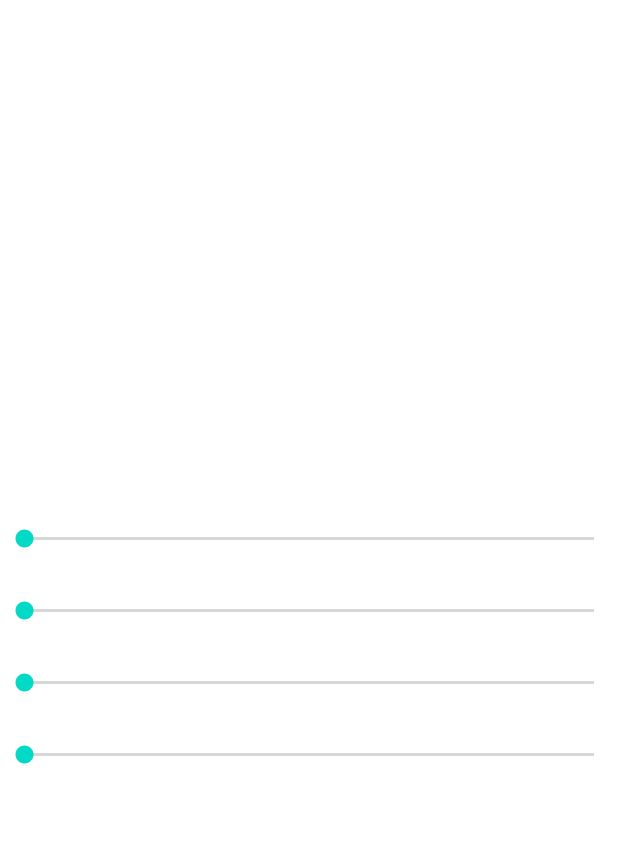
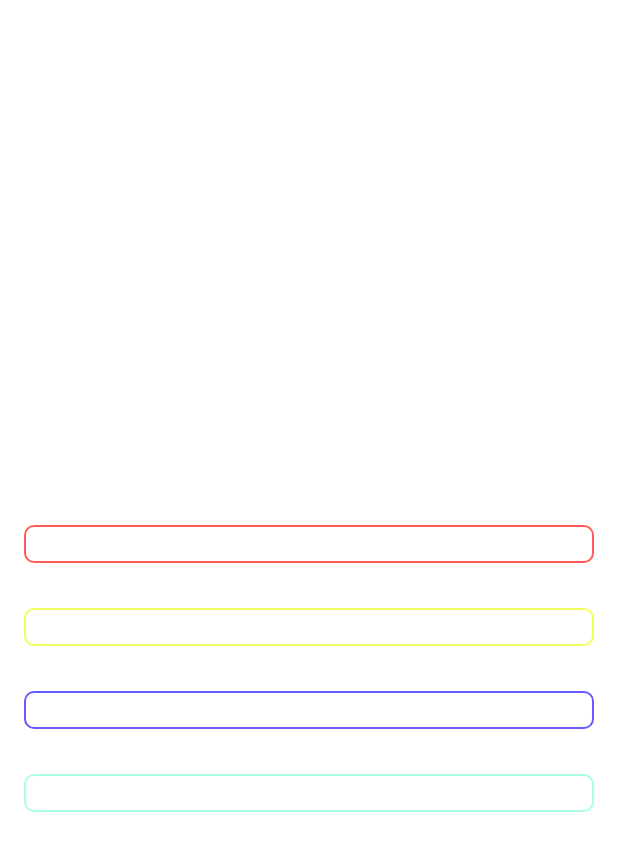
Before and after one commit to BalitskyIvan/Yourdays, an Android app: the layout activity_main.xml on its own in the app's theme, with its tools: preview values and no code run, on a phone screen of 412 x 824 dp. Shown: the top 851 px of the screen. Run offline under Robolectric (Android 15) with nearby library versions, the phone set to English and light mode, and no system bars.

Commit message:
add custom seekbar emotions

```diff
--- a/app/src/main/AndroidManifest.xml
+++ b/app/src/main/AndroidManifest.xml
@@ -14,7 +14,6 @@
         tools:targetApi="31">
         <activity
             android:name=".MainActivity"
-            android:theme="@style/AppTheme.NoActionBar"
             android:exported="true">
             <intent-filter>
                 <action android:name="android.intent.action.MAIN" />
--- /dev/null
+++ b/app/src/main/res/drawable/seekbar_emotion_anxiety_progress.xml
@@ -0,0 +1,17 @@
+<?xml version="1.0" encoding="utf-8"?>
+<layer-list xmlns:android="http://schemas.android.com/apk/res/android">
+
+    <item android:id="@android:id/secondaryProgress">
+        <scale android:scaleWidth="100%">
+            <shape>
+                <corners android:radius="6dp" />
+                <size android:height="25dp" />
+                <gradient
+                    android:centerColor="@color/anxiety"
+                    android:endColor="@android:color/transparent"
+                    android:startColor="@color/anxiety" />
+            </shape>
+        </scale>
+    </item>
+
+</layer-list>
--- /dev/null
+++ b/app/src/main/res/drawable/seekbar_emotion_anxiety_style.xml
@@ -0,0 +1,16 @@
+<?xml version="1.0" encoding="utf-8"?>
+<layer-list xmlns:android="http://schemas.android.com/apk/res/android">
+    <item android:id="@android:id/progress">
+
+        <clip android:drawable="@drawable/seekbar_emotion_anxiety_progress" />
+
+    </item>
+    <item android:id="@android:id/background">
+        <shape android:shape="rectangle">
+            <stroke
+                android:width="1dp"
+                android:color="@color/anxiety_20_alpha" />
+            <corners android:radius="6dp" />
+        </shape>
+    </item>
+</layer-list>
--- /dev/null
+++ b/app/src/main/res/drawable/seekbar_emotion_calmness_progress.xml
@@ -0,0 +1,17 @@
+<?xml version="1.0" encoding="utf-8"?>
+<layer-list xmlns:android="http://schemas.android.com/apk/res/android">
+
+    <item android:id="@android:id/secondaryProgress">
+        <scale android:scaleWidth="100%">
+            <shape>
+                <corners android:radius="6dp" />
+                <size android:height="25dp" />
+                <gradient
+                    android:centerColor="@color/calmness"
+                    android:endColor="@android:color/transparent"
+                    android:startColor="@color/calmness" />
+            </shape>
+        </scale>
+    </item>
+
+</layer-list>
--- /dev/null
+++ b/app/src/main/res/drawable/seekbar_emotion_calmness_style.xml
@@ -0,0 +1,16 @@
+<?xml version="1.0" encoding="utf-8"?>
+<layer-list xmlns:android="http://schemas.android.com/apk/res/android">
+    <item android:id="@android:id/progress">
+
+        <clip android:drawable="@drawable/seekbar_emotion_calmness_progress" />
+
+    </item>
+    <item android:id="@android:id/background">
+        <shape android:shape="rectangle">
+            <stroke
+                android:width="1dp"
+                android:color="@color/calmness_20_alpha" />
+            <corners android:radius="6dp" />
+        </shape>
+    </item>
+</layer-list>
--- /dev/null
+++ b/app/src/main/res/drawable/seekbar_emotion_joy_progress.xml
@@ -0,0 +1,17 @@
+<?xml version="1.0" encoding="utf-8"?>
+<layer-list xmlns:android="http://schemas.android.com/apk/res/android">
+
+    <item android:id="@android:id/secondaryProgress">
+        <scale android:scaleWidth="100%">
+            <shape>
+                <corners android:radius="6dp" />
+                <size android:height="25dp" />
+                <gradient
+                    android:centerColor="@color/joy"
+                    android:endColor="@android:color/transparent"
+                    android:startColor="@color/joy" />
+            </shape>
+        </scale>
+    </item>
+
+</layer-list>
--- /dev/null
+++ b/app/src/main/res/drawable/seekbar_emotion_joy_style.xml
@@ -0,0 +1,16 @@
+<?xml version="1.0" encoding="utf-8"?>
+<layer-list xmlns:android="http://schemas.android.com/apk/res/android">
+    <item android:id="@android:id/progress">
+
+        <clip android:drawable="@drawable/seekbar_emotion_joy_progress" />
+
+    </item>
+    <item android:id="@android:id/background">
+        <shape android:shape="rectangle">
+            <stroke
+                android:width="1dp"
+                android:color="@color/joy_20_alpha" />
+            <corners android:radius="6dp" />
+        </shape>
+    </item>
+</layer-list>
--- /dev/null
+++ b/app/src/main/res/drawable/seekbar_emotion_sadness_progress.xml
@@ -0,0 +1,17 @@
+<?xml version="1.0" encoding="utf-8"?>
+<layer-list xmlns:android="http://schemas.android.com/apk/res/android">
+
+    <item android:id="@android:id/secondaryProgress">
+        <scale android:scaleWidth="100%">
+            <shape>
+                <corners android:radius="6dp" />
+                <size android:height="25dp" />
+                <gradient
+                    android:centerColor="@color/sadness"
+                    android:endColor="@android:color/transparent"
+                    android:startColor="@color/sadness" />
+            </shape>
+        </scale>
+    </item>
+
+</layer-list>
--- /dev/null
+++ b/app/src/main/res/drawable/seekbar_emotion_sadness_style.xml
@@ -0,0 +1,16 @@
+<?xml version="1.0" encoding="utf-8"?>
+<layer-list xmlns:android="http://schemas.android.com/apk/res/android">
+    <item android:id="@android:id/progress">
+
+        <clip android:drawable="@drawable/seekbar_emotion_sadness_progress" />
+
+    </item>
+    <item android:id="@android:id/background">
+        <shape android:shape="rectangle">
+            <stroke
+                android:width="1dp"
+                android:color="@color/sadness_20_alpha" />
+            <corners android:radius="6dp" />
+        </shape>
+    </item>
+</layer-list>
--- a/app/src/main/res/layout/activity_main.xml
+++ b/app/src/main/res/layout/activity_main.xml
@@ -4,7 +4,6 @@
     xmlns:tools="http://schemas.android.com/tools"
     android:layout_width="match_parent"
     android:layout_height="match_parent"
-    android:background="@color/white"
     tools:context=".MainActivity">
 
     <FrameLayout
@@ -22,6 +21,8 @@
         android:layout_width="0dp"
         android:layout_height="wrap_content"
         android:layout_marginTop="30dp"
+        android:thumb="@android:color/transparent"
+        android:progressDrawable="@drawable/seekbar_emotion_anxiety_style"
         app:layout_constraintTop_toBottomOf="@id/emotionContainer"
         app:layout_constraintEnd_toEndOf="parent"
         app:layout_constraintStart_toStartOf="parent" />
@@ -31,6 +32,8 @@
         android:layout_width="0dp"
         android:layout_height="wrap_content"
         android:layout_marginTop="30dp"
+        android:thumb="@android:color/transparent"
+        android:progressDrawable="@drawable/seekbar_emotion_joy_style"
         app:layout_constraintTop_toBottomOf="@id/anxienty"
         app:layout_constraintEnd_toEndOf="parent"
         app:layout_constraintStart_toStartOf="parent" />
@@ -40,6 +43,8 @@
         android:layout_width="0dp"
         android:layout_height="wrap_content"
         android:layout_marginTop="30dp"
+        android:thumb="@android:color/transparent"
+        android:progressDrawable="@drawable/seekbar_emotion_sadness_style"
         app:layout_constraintTop_toBottomOf="@id/joy"
         app:layout_constraintEnd_toEndOf="parent"
         app:layout_constraintStart_toStartOf="parent" />
@@ -49,6 +54,8 @@
         android:layout_width="0dp"
         android:layout_height="wrap_content"
         android:layout_marginTop="30dp"
+        android:thumb="@android:color/transparent"
+        android:progressDrawable="@drawable/seekbar_emotion_calmness_style"
         app:layout_constraintTop_toBottomOf="@id/sadness"
         app:layout_constraintEnd_toEndOf="parent"
         app:layout_constraintStart_toStartOf="parent" />
--- a/app/src/main/res/values-night/themes.xml
+++ b/app/src/main/res/values-night/themes.xml
@@ -1,16 +1,10 @@
 <resources xmlns:tools="http://schemas.android.com/tools">
     <!-- Base application theme. -->
     <style name="Theme.Yourdays" parent="Theme.MaterialComponents.DayNight.DarkActionBar">
-        <!-- Primary brand color. -->
-        <item name="colorPrimary">@color/purple_200</item>
-        <item name="colorPrimaryVariant">@color/purple_700</item>
-        <item name="colorOnPrimary">@color/black</item>
-        <!-- Secondary brand color. -->
-        <item name="colorSecondary">@color/teal_200</item>
-        <item name="colorSecondaryVariant">@color/teal_200</item>
-        <item name="colorOnSecondary">@color/black</item>
-        <!-- Status bar color. -->
-        <item name="android:statusBarColor">?attr/colorPrimaryVariant</item>
-        <!-- Customize your theme here. -->
+
+        <!-- Set action bar invisible -->
+        <item name="windowActionBar">false</item>
+        <item name="windowNoTitle">true</item>
+        <item name="android:windowFullscreen">true</item>
     </style>
 </resources>
--- a/app/src/main/res/values/colors.xml
+++ b/app/src/main/res/values/colors.xml
@@ -1,10 +1,17 @@
 <?xml version="1.0" encoding="utf-8"?>
 <resources>
-    <color name="purple_200">#FFBB86FC</color>
-    <color name="purple_500">#FF6200EE</color>
-    <color name="purple_700">#FF3700B3</color>
-    <color name="teal_200">#FF03DAC5</color>
-    <color name="teal_700">#FF018786</color>
-    <color name="black">#FF000000</color>
-    <color name="white">#FFFFFFFF</color>
+
+    <!-- Emotion colors -->
+    <color name="anxiety">#FF0000</color>
+    <color name="anxiety_20_alpha">#A4FF0000</color>
+
+    <color name="joy">#EBFF00</color>
+    <color name="joy_20_alpha">#A4EBFF00</color>
+
+    <color name="sadness">#1400FF</color>
+    <color name="sadness_20_alpha">#A41400FF</color>
+
+    <color name="calmness">#7DFFD8</color>
+    <color name="calmness_20_alpha">#A47DFFD8</color>
+
 </resources>
--- a/app/src/main/res/values/themes.xml
+++ b/app/src/main/res/values/themes.xml
@@ -1,23 +1,10 @@
 <resources xmlns:tools="http://schemas.android.com/tools">
     <!-- Base application theme. -->
     <style name="Theme.Yourdays" parent="Theme.MaterialComponents.DayNight.DarkActionBar">
-        <!-- Primary brand color. -->
-        <item name="colorPrimary">@color/purple_500</item>
-        <item name="colorPrimaryVariant">@color/purple_700</item>
-        <item name="colorOnPrimary">@color/white</item>
-        <!-- Secondary brand color. -->
-        <item name="colorSecondary">@color/teal_200</item>
-        <item name="colorSecondaryVariant">@color/teal_700</item>
-        <item name="colorOnSecondary">@color/black</item>
-        <!-- Status bar color. -->
-        <item name="android:statusBarColor">?attr/colorPrimaryVariant</item>
-        <!-- Customize your theme here. -->
-    </style>
 
-    <style name="AppTheme.NoActionBar" parent="Theme.AppCompat.Light.DarkActionBar">
+        <!-- Set action bar invisible -->
         <item name="windowActionBar">false</item>
         <item name="windowNoTitle">true</item>
         <item name="android:windowFullscreen">true</item>
     </style>
-
 </resources>
```
